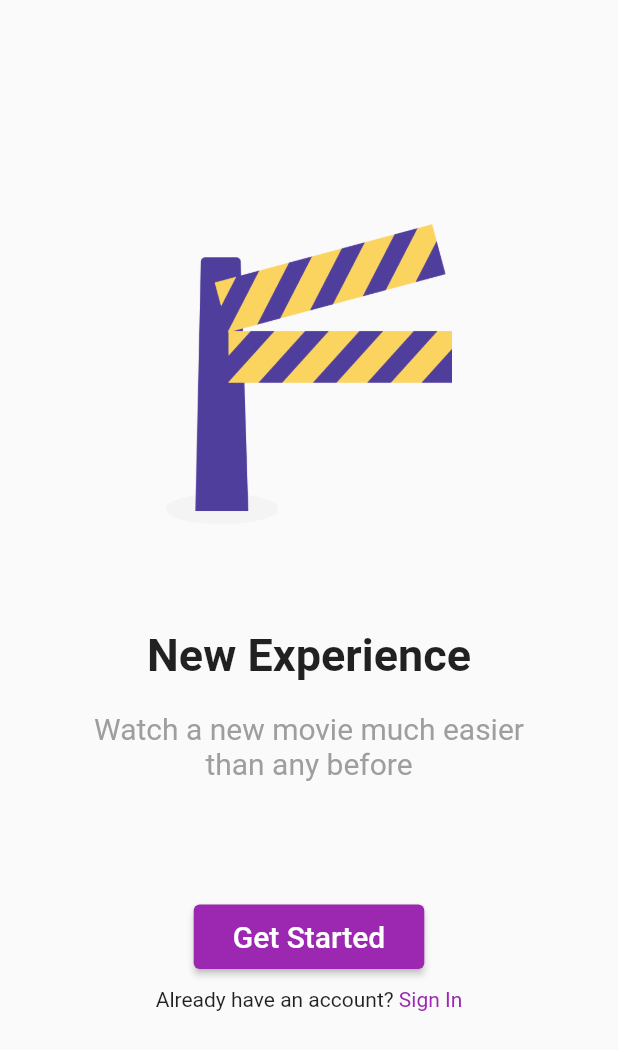
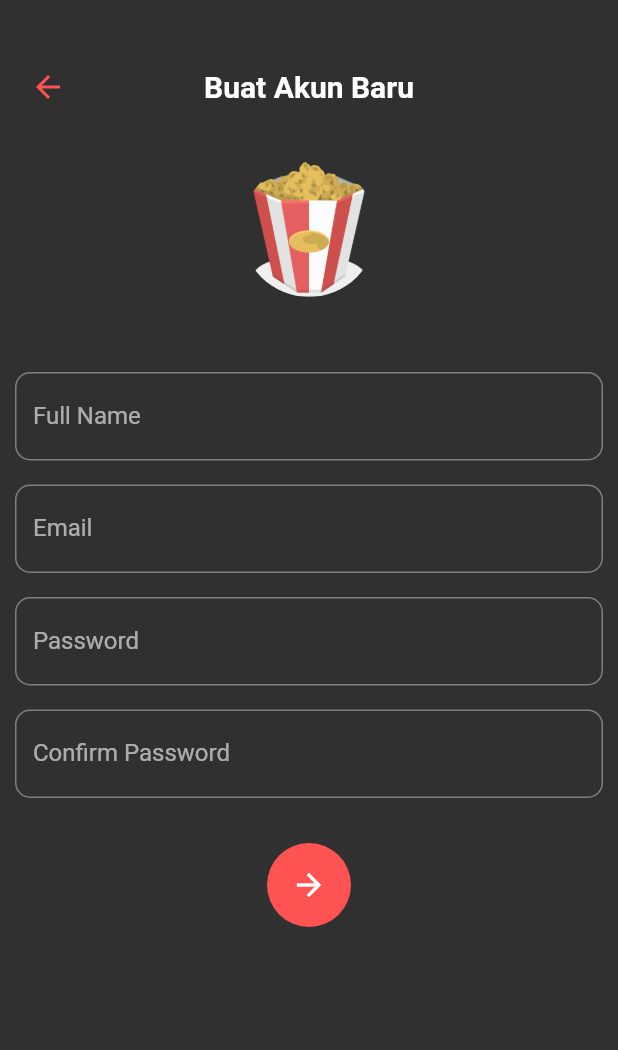
Before and after one commit to rachmanmarjianto/mobileProgramming2021, a Flutter app: the screen it shows after launch, after a tap on "Get Started", on a phone screen of 412 x 824 dp. Shown: the top 1050 px of the screen. Run offline on Flutter 3.47's test engine with Material 2 defaults, Android fonts, the phone set to English and light mode, and no system bars; our stand-ins replace splashscreen.

Commit message:
commit uts project rare 036

```diff
--- a/lib/main.dart
+++ b/lib/main.dart
@@ -13,23 +13,28 @@ class MyApp extends StatelessWidget {
     return MaterialApp(
       title: 'Flutter Demo',
       theme: ThemeData(
-        primarySwatch: Colors.blue,
+        brightness: Brightness.light,
+        /* light theme settings */
       ),
+      darkTheme: ThemeData(
+        brightness: Brightness.dark,
+        /* dark theme settings */
+      ),
+      themeMode: ThemeMode.dark,
       home: SplashScreen(
         seconds: 8,
         navigateAfterSeconds: Login(),
         title: new Text(
-          'Belajar Flutter',
+          'CINEMA STAR',
           style: TextStyle(
               fontWeight: FontWeight.bold,
               fontSize: 20,
-              color: Colors.white
-          ),
+              color: Colors.redAccent),
         ),
-        image: Image.asset('assets/unair_mbkm.png'),
+        image: Image.asset('assets/cinema.png'),
         photoSize: 100,
-        backgroundColor: Colors.blue,
-        loaderColor: Colors.white,
+        backgroundColor: Colors.grey[850],
+        loaderColor: Colors.red,
       ),
     );
   }
--- a/lib/pages/login.dart
+++ b/lib/pages/login.dart
@@ -1,10 +1,10 @@
 import 'package:flutter/material.dart';
+import 'package:project_uts/pages/sign_up.dart';
 
-class Login extends StatelessWidget{
+class Login extends StatelessWidget {
   @override
   Widget build(BuildContext context) {
-    return MaterialApp(
-      home: Scaffold(
+    return Scaffold(
       body: Center(
         child: Column(
           crossAxisAlignment: CrossAxisAlignment.center,
@@ -18,28 +18,27 @@ class Login extends StatelessWidget{
               padding: EdgeInsets.only(top: 70),
               child: Text(
                 "New Experience",
-                  style: new TextStyle(
-                      fontSize: 30,
-                      fontWeight: FontWeight.bold
-                  ),
+                style: new TextStyle(fontSize: 30, fontWeight: FontWeight.bold),
               ),
             ),
             Container(
-                padding: EdgeInsets.only(top:20),
+              padding: EdgeInsets.only(top: 20),
               width: MediaQuery.of(context).size.width * 0.8,
               child: Text(
                 "Watch a new movie much easier than any before",
                 textAlign: TextAlign.center,
-                  style: TextStyle(
-                    color: Colors.grey,
-                    fontSize: 20
-                  ),
+                style: TextStyle(color: Colors.grey, fontSize: 20),
               ),
             ),
             Container(
               padding: EdgeInsets.only(top: 80),
               child: ElevatedButton(
-                    onPressed: (){},
+                onPressed: () {
+                  Navigator.push(
+                    context,
+                    MaterialPageRoute(builder: (context) => sign_up()),
+                  );
+                },
                 child: Container(
                   padding: EdgeInsets.all(10),
                   child: Text(
@@ -50,7 +49,7 @@ class Login extends StatelessWidget{
                   ),
                 ),
                 style: ElevatedButton.styleFrom(
-                    primary: Colors.purple
+                  primary: Colors.redAccent,
                 ),
               ),
             ),
@@ -62,25 +61,19 @@ class Login extends StatelessWidget{
               children: [
                 Text("Already have an account? "),
                 GestureDetector(
-                    onTap: (){
+                  onTap: () {
                     print("hallo");
                   },
                   child: Text(
                     "Sign In",
-                      style: TextStyle(
-                          color: Colors.purple
-                      ),
+                    style: TextStyle(color: Colors.redAccent),
                   ),
                 )
-
               ],
             ),
-
           ],
         ),
       ),
-      ),
     );
-
   }
 }
--- /dev/null
+++ b/lib/pages/sign_up.dart
@@ -0,0 +1,132 @@
+import 'package:flutter/material.dart';
+
+class sign_up extends StatelessWidget {
+  const sign_up({Key? key}) : super(key: key);
+
+  @override
+  Widget build(BuildContext context) {
+    return Scaffold(
+        body: Center(
+            child: Padding(
+      padding: const EdgeInsets.all(10.0),
+      child: ListView(children: [
+        Container(
+          margin: EdgeInsets.only(top: 20, bottom: 22, left: 10, right: 10),
+          height: 56,
+          child: Stack(
+            children: <Widget>[
+              Align(
+                alignment: Alignment.centerLeft,
+                child: GestureDetector(
+                  onTap: () {
+                    Navigator.pop(context);
+                  },
+                  child: Icon(
+                    Icons.arrow_back,
+                    color: Colors.redAccent,
+                  ),
+                ),
+              ),
+              Center(
+                child: Text(
+                  "Buat Akun Baru",
+                  style: TextStyle(fontSize: 20, fontWeight: FontWeight.bold),
+                  textAlign: TextAlign.center,
+                ),
+              ),
+            ],
+          ),
+        ),
+        Center(
+          child: Container(
+            height: 104,
+            width: 90,
+            child: Stack(
+              children: <Widget>[
+                Container(
+                  height: 90,
+                  width: 90,
+                  decoration: BoxDecoration(
+                      shape: BoxShape.circle,
+                      image: DecorationImage(
+                          fit: BoxFit.cover,
+                          image: AssetImage("assets/logo.png"))),
+                ),
+              ],
+            ),
+          ),
+        ),
+        SizedBox(
+          height: 36,
+        ),
+        TextField(
+          // controller: nameController,
+          decoration: InputDecoration(
+              border:
+                  OutlineInputBorder(borderRadius: BorderRadius.circular(10)),
+              labelText: "Full Name",
+              hintText: "Full Name"),
+        ),
+        SizedBox(
+          height: 16,
+        ),
+        TextField(
+          // controller: emailController,
+          decoration: InputDecoration(
+              border:
+                  OutlineInputBorder(borderRadius: BorderRadius.circular(10)),
+              labelText: "Email",
+              hintText: "Email"),
+        ),
+        SizedBox(
+          height: 16,
+        ),
+        TextField(
+          // controller: passwordController,
+          obscureText: true,
+          decoration: InputDecoration(
+              border:
+                  OutlineInputBorder(borderRadius: BorderRadius.circular(10)),
+              labelText: "Password",
+              hintText: "Password"),
+        ),
+        SizedBox(
+          height: 16,
+        ),
+        TextField(
+          // controller: retypePassswordController,
+          obscureText: true,
+          decoration: InputDecoration(
+              border:
+                  OutlineInputBorder(borderRadius: BorderRadius.circular(10)),
+              labelText: "Confirm Password",
+              hintText: "Confirm Password"),
+        ),
+        SizedBox(
+          height: 30,
+        ),
+        FloatingActionButton(
+          child: Icon(
+            Icons.arrow_forward,
+            color: Colors.white,
+          ),
+          backgroundColor: Colors.redAccent,
+          elevation: 0,
+          onPressed: () {},
+        )
+      ]),
+    )));
+  }
+}
+
+
+// Widget build(BuildContext context) {
+//     return Scaffold(
+//         body: Center(
+//       child: RaisedButton(
+//         child: Text('Kembali ke Layar 1'),
+//         onPressed: () {
+//           Navigator.pop(context);
+//         },
+//       ),
+//     ));
--- a/pubspec.yaml
+++ b/pubspec.yaml
@@ -3,7 +3,7 @@ description: A new Flutter application.
 
 # The following line prevents the package from being accidentally published to
 # pub.dev using `pub publish`. This is preferred for private packages.
-publish_to: 'none' # Remove this line if you wish to publish to pub.dev
+publish_to: "none" # Remove this line if you wish to publish to pub.dev
 
 # The following defines the version and build number for your application.
 # A version number is three numbers separated by dots, like 1.2.43
@@ -24,8 +24,6 @@ dependencies:
   flutter:
     sdk: flutter
 
-
-
   # The following adds the Cupertino Icons font to your application.
   # Use with the CupertinoIcons class for iOS style icons.
   cupertino_icons: ^1.0.2
@@ -40,7 +38,6 @@ dev_dependencies:
 
 # The following section is specific to Flutter.
 flutter:
-
   # The following line ensures that the Material Icons font is
   # included with your application, so that you can use the icons in
   # the material Icons class.
```
Also changed, not shown: assets/cinema.png (added), assets/logo.png, assets/logoUnair.png (deleted), 1 other file. Lines whose indentation alone changed are shown as unchanged.
